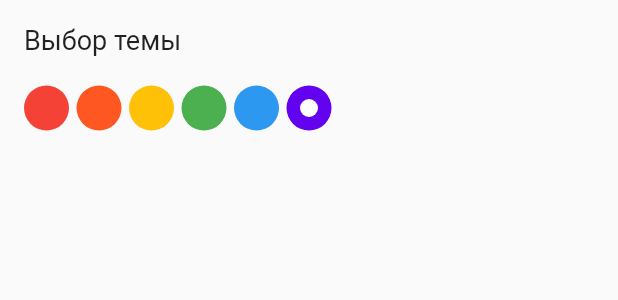
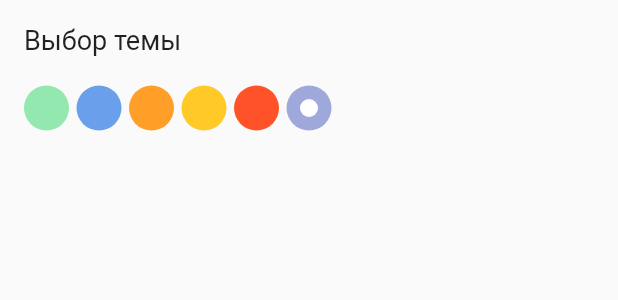
Before and after one commit to grebennikovlmax/to_do_internship, a Flutter app: the _ThemePickerBottomSheet widget shown alone on an empty page, opened directly, on a phone screen of 412 x 824 dp. Shown: the top 300 px of the screen. Run offline on Flutter 3.47's test engine with Material 2 defaults, Android fonts, the phone set to English and light mode, and no system bars; our stand-ins replace flutter_svg, shared_preferences, sqflite; accounts and stored records are empty; network calls fail.

Commit message:
fix color scheme

```diff
--- a/lib/data/theme_list_data.dart
+++ b/lib/data/theme_list_data.dart
@@ -4,37 +4,37 @@ class ThemeListData {
 
   static final all = ThemeListData._privateConstructor();
 
-  ThemeListData._privateConstructor();
-
   final mainTheme = CategoryTheme(
     primaryColor: 4284613358,
     backgroundColor: 4288653530,
   );
 
-  List<CategoryTheme> themes = [
+  List<CategoryTheme> themes;
+
+  ThemeListData._privateConstructor() {
+    themes = [
     CategoryTheme(
-      primaryColor: 4294198070,
-      backgroundColor: 4281788404,
+      primaryColor: 4278214689,
+      backgroundColor: 4287883440,
     ),
     CategoryTheme(
-      primaryColor: 4294924066,
-      backgroundColor: 4294951970,
+      primaryColor: 4279192993,
+      backgroundColor: 4285178091,
     ),
     CategoryTheme(
-      primaryColor: 4294951175,
-      backgroundColor: 4278666751,
+      primaryColor: 4280979146,
+      backgroundColor: 4294942504,
     ),
     CategoryTheme(
-      primaryColor: 4283215696,
-      backgroundColor: 4289678508,
+      primaryColor: 4282334419,
+      backgroundColor: 4294953512,
     ),
     CategoryTheme(
-      primaryColor: 4281112816,
-      backgroundColor: 4281135334,
+      primaryColor: 4280473195,
+      backgroundColor: 4294922792,
     ),
-    CategoryTheme(
-      primaryColor: 4284613358,
-      backgroundColor: 4288653530,
-    )
-  ];
+    mainTheme,
+    ];
+  }
+
 }
--- a/lib/pages/task_list_page/task_list_page.dart
+++ b/lib/pages/task_list_page/task_list_page.dart
@@ -103,7 +103,7 @@ class _TaskList extends StatelessWidget {
                         return PopupMenu(
                           isHidden: snapshot.data.state,
                           onDelete: () => _deleteCompletedTask(context),
-                          onChangeTheme: () => _showThemePicker(context, themeSnapshot.data[state.categoryId].primaryColor),
+                          onChangeTheme: () => _showThemePicker(context, themeSnapshot.data[state.categoryId].backgroundColor),
                           onHide: () => _onHideCompleted(context),
                         );
                       }
@@ -218,6 +218,6 @@ class _ThemePickerBottomSheetState extends State<_ThemePickerBottomSheet> {
   }
 
   void _onPickTheme(int color) {
-    ThemeBlocProvider.of(context).themeBloc.themeEventSink.add(ChangeThemeEvent(1, color));
+    ThemeBlocProvider.of(context).themeBloc.themeEventSink.add(ChangeThemeEvent(widget.categoryId, color));
   }
 }
--- a/lib/theme_bloc.dart
+++ b/lib/theme_bloc.dart
@@ -67,7 +67,7 @@ class ThemeBloc {
     if(color == null) {
       return ThemeListData.all.mainTheme;
     }
-    return ThemeListData.all.themes.firstWhere((element) => element.primaryColor == color);
+    return ThemeListData.all.themes.firstWhere((element) => element.backgroundColor == color);
   }
 
   void _refreshList() {
--- a/lib/widgets/theme_picker/theme_picker_bloc.dart
+++ b/lib/widgets/theme_picker/theme_picker_bloc.dart
@@ -36,7 +36,7 @@ class ThemePickerBloc {
 
   void _initColorList() {
     var categoryThemeList = ThemeListData.all.themes;
-    _colorList = categoryThemeList.map((e) => e.primaryColor).toList();
+    _colorList = categoryThemeList.map((e) => e.backgroundColor).toList();
     _pickedColor ??= _colorList.last;
     _themePickerStateStreamController.add(ThemePickerState(_pickedColor, _colorList));
   }
```
